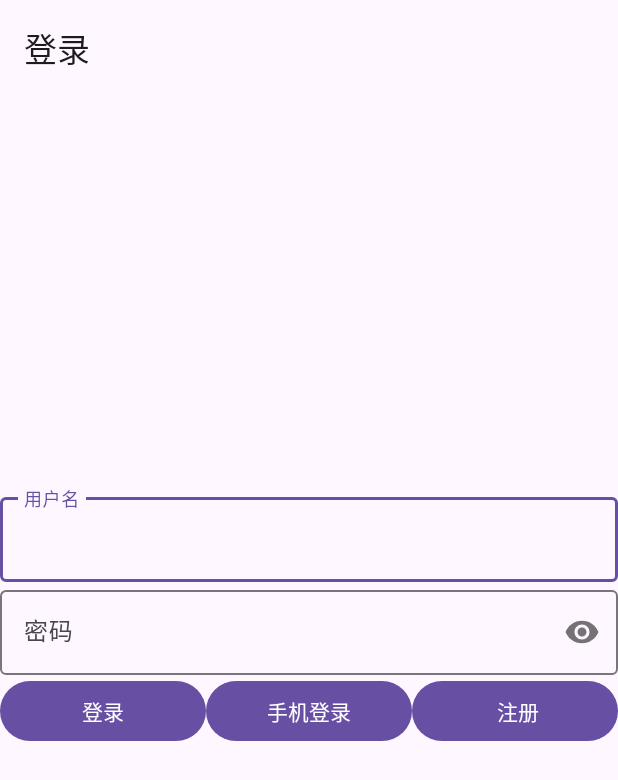
After one commit to cnso/SprotNews2107, an Android app: the LoginActivity screen opened directly, with no data from a screen before it, on a phone screen of 412 x 824 dp. The commit adds this screen. Shown: the top 780 px of the screen. Run offline under Robolectric (Android 15) with nearby library versions, the phone set to English and light mode, and no system bars; our stand-ins replace data binding; libraries missing offline, so code that uses them is left out: com.alibaba.android; 1 statement that could not run was skipped.

Commit message:
14号下午

```diff
--- a/app/src/main/AndroidManifest.xml
+++ b/app/src/main/AndroidManifest.xml
@@ -14,6 +14,9 @@
         android:theme="@style/Theme.SprotNews2107"
         android:usesCleartextTraffic="true"
         tools:targetApi="31">
+        <activity
+            android:name=".ui.LoginActivity"
+            android:exported="false" />
         <activity
             android:name=".ui.DetailActivity"
             android:exported="false" />
--- a/app/src/main/java/org/jash/sprotnews2107/net/NewsService.kt
+++ b/app/src/main/java/org/jash/sprotnews2107/net/NewsService.kt
@@ -5,7 +5,9 @@ import org.jash.sprotnews2107.entity.Category
 import org.jash.sprotnews2107.entity.News
 import org.jash.sprotnews2107.entity.Page
 import org.jash.sprotnews2107.entity.Res
+import retrofit2.http.Body
 import retrofit2.http.GET
+import retrofit2.http.POST
 import retrofit2.http.Query
 
 interface NewsService {
@@ -13,4 +15,6 @@ interface NewsService {
     fun getAllCategory():Observable<Res<List<Category>>>
     @GET("/api/news/page")
     fun getNewsByCategoryId(@Query("type") type:Int,@Query("page") page:Int,@Query("size") size:Int):Observable<Res<Page<News>>>
+    @POST("/api/user/loginname")
+    fun login(@Body user:Map<String, String>):Observable<Res<String>>
 }
--- /dev/null
+++ b/app/src/main/java/org/jash/sprotnews2107/ui/LoginActivity.kt
@@ -0,0 +1,28 @@
+package org.jash.sprotnews2107.ui
+
+import androidx.databinding.ObservableArrayMap
+import com.alibaba.android.arouter.facade.annotation.Route
+import org.jash.common.mvvm.BaseActivity
+import org.jash.common.utils.logging
+import org.jash.common.utils.token
+import org.jash.sprotnews2107.databinding.ActivityLoginBinding
+import org.jash.sprotnews2107.viewmodel.LoginViewModel
+@Route(path = "/news/login")
+class LoginActivity : BaseActivity<ActivityLoginBinding, LoginViewModel>() {
+    val user = ObservableArrayMap<String, String>()
+    override fun initView() {
+        binding.user = user
+        binding.login.setOnClickListener {
+            viewModel.login(user)
+        }
+    }
+
+    override fun initData() {
+        viewModel.tokenLiveData.observe(this, this::login)
+    }
+    fun login(str:String) {
+        token = str
+        logging("token: $str")
+        finish()
+    }
+}
--- a/app/src/main/java/org/jash/sprotnews2107/ui/NewsActivity.kt
+++ b/app/src/main/java/org/jash/sprotnews2107/ui/NewsActivity.kt
@@ -6,6 +6,7 @@ import androidx.fragment.app.Fragment
 import com.alibaba.android.arouter.facade.annotation.Route
 import com.alibaba.android.arouter.launcher.ARouter
 import org.jash.common.mvvm.BaseActivity
+import org.jash.common.utils.token
 import org.jash.sprotnews2107.R
 import org.jash.sprotnews2107.databinding.ActivityNewsBinding
 import org.jash.sprotnews2107.viewmodel.MainViewModel
@@ -14,6 +15,11 @@ import org.jash.sprotnews2107.viewmodel.MainViewModel
 class NewsActivity : BaseActivity<ActivityNewsBinding, MainViewModel>() {
     override fun initView() {
         binding.navMain.setOnItemSelectedListener {
+            if (token == null && it.itemId == R.id.nav_mine) {
+                ARouter.getInstance().build("/news/login")
+                    .navigation()
+                return@setOnItemSelectedListener false
+            }
             supportFragmentManager.beginTransaction()
                 .replace(R.id.content, ARouter.getInstance().build( when(it.itemId) {
                     R.id.nav_video -> "/news/video"
--- /dev/null
+++ b/app/src/main/java/org/jash/sprotnews2107/viewmodel/LoginViewModel.kt
@@ -0,0 +1,23 @@
+package org.jash.sprotnews2107.viewmodel
+
+import androidx.lifecycle.MutableLiveData
+import org.jash.common.mvvm.BaseViewModel
+import org.jash.common.utils.retrofit
+import org.jash.sprotnews2107.net.NewsService
+
+class LoginViewModel:BaseViewModel() {
+    val service by lazy { retrofit.create(NewsService::class.java) }
+    val tokenLiveData by lazy { MutableLiveData<String>() }
+    fun login(user:Map<String, String>) {
+        val disposable = service.login(user).subscribe({
+            if (it.code == 0) {
+                tokenLiveData.postValue(it.data)
+            } else {
+                errorLiveData.postValue(it.msg)
+            }
+        }, {
+            errorLiveData.postValue(it.message)
+        })
+        addCloseable { disposable.takeIf { it.isDisposed }?.dispose() }
+    }
+}
--- /dev/null
+++ b/app/src/main/res/layout/activity_login.xml
@@ -0,0 +1,84 @@
+<?xml version="1.0" encoding="utf-8"?>
+<layout xmlns:android="http://schemas.android.com/apk/res/android"
+    xmlns:app="http://schemas.android.com/apk/res-auto"
+    xmlns:tools="http://schemas.android.com/tools">
+
+    <data>
+        <variable
+            name="user"
+            type="androidx.databinding.ObservableMap&lt;java.lang.String,java.lang.String>" />
+    </data>
+
+    <androidx.constraintlayout.widget.ConstraintLayout
+        android:layout_width="match_parent"
+        android:layout_height="match_parent"
+        tools:context=".ui.LoginActivity">
+        <com.google.android.material.appbar.MaterialToolbar
+            android:layout_width="match_parent"
+            android:layout_height="wrap_content"
+            android:id="@+id/toolbar"
+            app:title="登录"
+            app:layout_constraintStart_toStartOf="parent"
+            app:layout_constraintEnd_toEndOf="parent"
+            app:layout_constraintTop_toTopOf="parent"/>
+        <com.google.android.material.textfield.TextInputLayout
+            android:layout_width="match_parent"
+            android:layout_height="wrap_content"
+            android:id="@+id/username"
+            android:hint="用户名"
+            app:layout_constraintVertical_chainStyle="packed"
+            app:layout_constraintStart_toStartOf="parent"
+            app:layout_constraintEnd_toEndOf="parent"
+            app:layout_constraintTop_toTopOf="parent"
+            app:layout_constraintBottom_toTopOf="@id/password">
+            <com.google.android.material.textfield.TextInputEditText
+                android:layout_width="match_parent"
+                android:layout_height="wrap_content"
+                android:text="@={user[`name`]}"/>
+        </com.google.android.material.textfield.TextInputLayout>
+        <com.google.android.material.textfield.TextInputLayout
+            android:layout_width="match_parent"
+            android:layout_height="wrap_content"
+            android:id="@+id/password"
+            android:hint="密码"
+            app:passwordToggleEnabled="true"
+            app:layout_constraintStart_toStartOf="parent"
+            app:layout_constraintEnd_toEndOf="parent"
+            app:layout_constraintTop_toBottomOf="@id/username"
+            app:layout_constraintBottom_toTopOf="@id/login">
+            <com.google.android.material.textfield.TextInputEditText
+                android:layout_width="match_parent"
+                android:layout_height="wrap_content"
+                android:inputType="textPassword"
+                android:text="@={user[`password`]}"/>
+        </com.google.android.material.textfield.TextInputLayout>
+        <Button
+            android:layout_width="0dp"
+            android:layout_height="wrap_content"
+            android:id="@+id/login"
+            android:text="登录"
+            app:layout_constraintHorizontal_weight="1"
+            app:layout_constraintTop_toBottomOf="@id/password"
+            app:layout_constraintStart_toStartOf="parent"
+            app:layout_constraintEnd_toStartOf="@id/phone"
+            app:layout_constraintBottom_toBottomOf="parent"/>
+        <Button
+            android:layout_width="0dp"
+            android:layout_height="wrap_content"
+            android:id="@+id/phone"
+            android:text="手机登录"
+            app:layout_constraintHorizontal_weight="1"
+            app:layout_constraintTop_toTopOf="@id/login"
+            app:layout_constraintStart_toEndOf="@id/login"
+            app:layout_constraintEnd_toStartOf="@id/register"/>
+        <Button
+            android:layout_width="0dp"
+            android:layout_height="wrap_content"
+            android:id="@+id/register"
+            android:text=" 注册"
+            app:layout_constraintHorizontal_weight="1"
+            app:layout_constraintTop_toTopOf="@id/login"
+            app:layout_constraintStart_toEndOf="@id/phone"
+            app:layout_constraintEnd_toEndOf="parent"/>
+    </androidx.constraintlayout.widget.ConstraintLayout>
+</layout>
--- a/common/src/main/java/org/jash/common/utils/NetUtils.kt
+++ b/common/src/main/java/org/jash/common/utils/NetUtils.kt
@@ -8,12 +8,20 @@ import org.jash.common.BuildConfig
 import retrofit2.Retrofit
 import retrofit2.adapter.rxjava2.RxJava2CallAdapterFactory
 import retrofit2.converter.gson.GsonConverterFactory
+var token:String? = null
 
 private val client by lazy {
     val builder = OkHttpClient.Builder()
     if (BuildConfig.DEBUG) {
         builder.addInterceptor(HttpLoggingInterceptor().setLevel(HttpLoggingInterceptor.Level.HEADERS))
             .addInterceptor(HttpLoggingInterceptor().setLevel(HttpLoggingInterceptor.Level.BODY))
+    }
+    builder.addInterceptor {
+        it.proceed(if (token == null) {
+            it.request()
+        } else {
+            it.request().newBuilder().addHeader("sn-token", token).build()
+        })
     }
     builder.build()
 }
```
